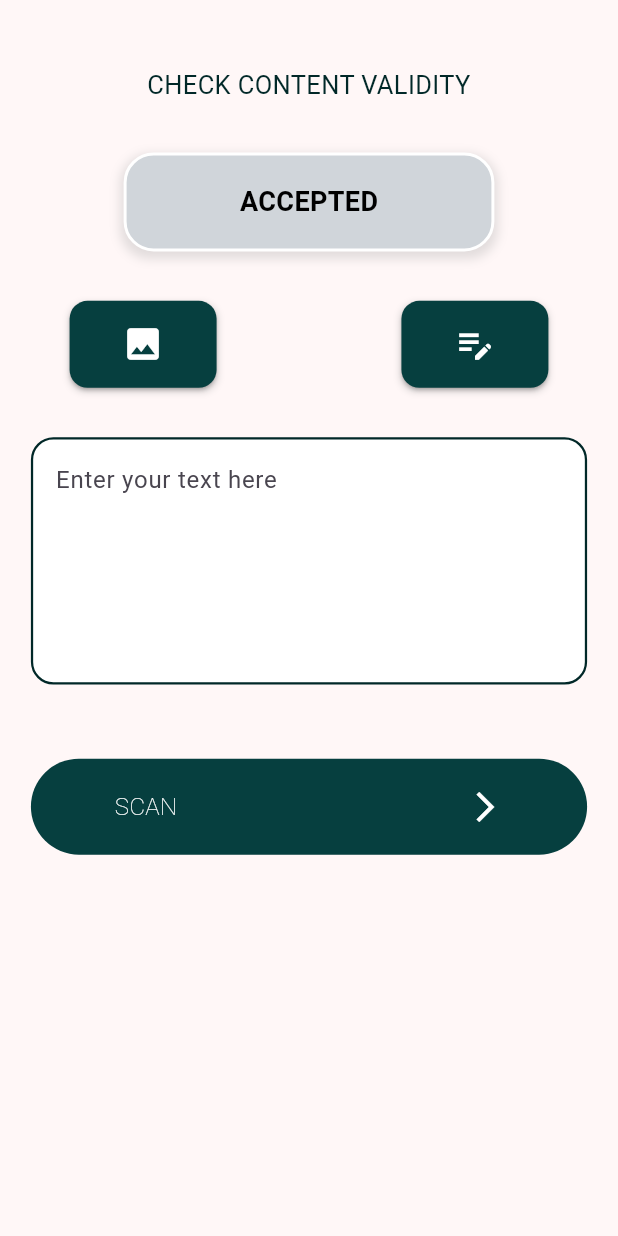
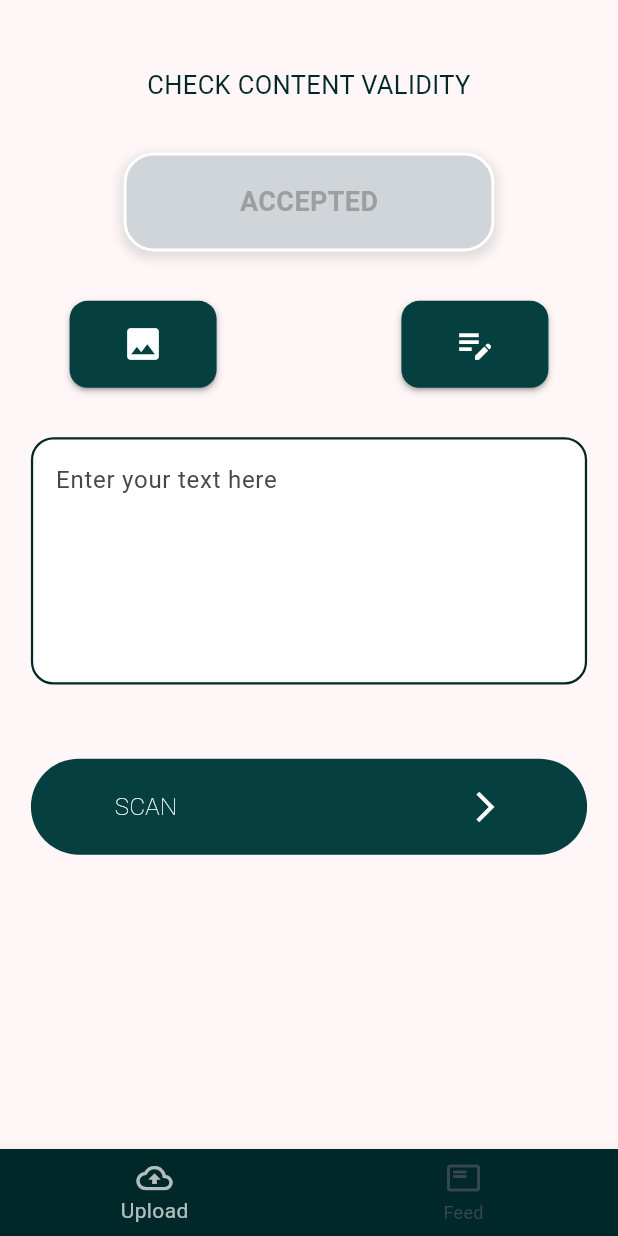
Before and after one commit to sabsar42/content_safeguard, a Flutter app: the screen it shows after launch, after a tap on "CONTINUE", on a phone screen of 412 x 824 dp. Run offline on Flutter 3.47's test engine with Material 3 defaults, Android fonts, the phone set to English and light mode, and no system bars; our stand-ins replace get, image_picker.

Commit message:
Unsafe Image Detector Api Added

```diff
--- a/lib/app.dart
+++ b/lib/app.dart
@@ -1,6 +1,7 @@
 import 'package:flutter/cupertino.dart';
 import 'package:flutter/material.dart';
-
+import 'package:get/get.dart';
+import 'app/controllers/text_controller.dart';
 import 'app/screens/splash_screen.dart';
 
 class ContentSafeguard extends StatelessWidget {
@@ -9,7 +10,7 @@ class ContentSafeguard extends StatelessWidget {
 
   @override
   Widget build(BuildContext context) {
-    return MaterialApp(
+    return GetMaterialApp(
       title: 'Content Safe Guard',
       debugShowCheckedModeBanner: false,
       color: Colors.black87,
@@ -17,6 +18,9 @@ class ContentSafeguard extends StatelessWidget {
         useMaterial3: true,
       ),
       home: const SplashScreen(),
+      initialBinding: BindingsBuilder(() {
+        Get.put(TextController());
+      }),
     );
   }
 }
--- /dev/null
+++ b/lib/app/controllers/text_controller.dart
@@ -0,0 +1,15 @@
+import 'package:get/get.dart';
+
+class TextController extends GetxController {
+  var texts = <String>[].obs;
+
+  void addText(String text) {
+    if (text.isNotEmpty) {
+      texts.add(text);
+      update();
+    }
+  }
+
+
+  List<String> get allTexts => texts.toList();
+}
--- /dev/null
+++ b/lib/app/models/hate_speech_response_model.dart
@@ -0,0 +1,12 @@
+
+class HateSpeechResponse {
+  final String label;
+
+  HateSpeechResponse({required this.label});
+
+  factory HateSpeechResponse.fromJson(Map<String, dynamic> json) {
+    return HateSpeechResponse(
+      label: json['label']?.toLowerCase() ?? 'unknown',
+    );
+  }
+}
--- /dev/null
+++ b/lib/app/screens/bottom_nav_screen.dart
@@ -0,0 +1,56 @@
+import 'package:content_safeguard/app/screens/upload_screen.dart';
+import 'package:flutter/material.dart';
+
+import 'feed_screen.dart';
+
+class BottomNavScreen extends StatefulWidget {
+  const BottomNavScreen({super.key});
+
+  @override
+  State<BottomNavScreen> createState() => _BottomNavScreenState();
+}
+
+class _BottomNavScreenState extends State<BottomNavScreen> {
+  int _selectedIndex = 0;
+
+  final List<Widget> _screens = [
+    UploadScreen(),
+    FeedScreen(),
+  ];
+
+  @override
+  Widget build(BuildContext context) {
+    return Scaffold(
+      body: _screens[_selectedIndex],
+      bottomNavigationBar: Container(
+        decoration: const BoxDecoration(
+          border: Border(
+            top: BorderSide(
+              color: Colors.transparent,
+              width: 0,
+            ),
+          ),
+        ),
+        child: BottomNavigationBar(
+          backgroundColor: const Color.fromARGB(255, 1, 40, 40),
+          elevation: 8,
+          currentIndex: _selectedIndex,
+          onTap: (index) {
+            setState(() {
+              _selectedIndex = index;
+            });
+          },
+          selectedItemColor: Colors.white70,
+          unselectedItemColor: Colors.blueGrey[800],
+          showUnselectedLabels: true,
+          items: const [
+            BottomNavigationBarItem(
+                icon: Icon(Icons.cloud_upload_outlined), label: 'Upload'),
+            BottomNavigationBarItem(
+                icon: Icon(Icons.featured_play_list_outlined), label: 'Feed'),
+          ],
+        ),
+      ),
+    );
+  }
+}
--- a/lib/app/screens/splash_screen.dart
+++ b/lib/app/screens/splash_screen.dart
@@ -1,7 +1,8 @@
-import 'package:content_safeguard/app/screens/upload_screen.dart';
 import 'package:content_safeguard/app/widgets/button_widget.dart';
 import 'package:flutter/cupertino.dart';
 import 'package:flutter/material.dart';
+
+import 'bottom_nav_screen.dart';
 
 class SplashScreen extends StatefulWidget {
   const SplashScreen({super.key});
@@ -12,13 +13,16 @@ class SplashScreen extends StatefulWidget {
 class _SplashScreenState extends State<SplashScreen> {
   @override
   Widget build(BuildContext context) {
+    final screenSize = MediaQuery.of(context).size;
     return Scaffold(
       backgroundColor: const Color.fromARGB(255, 1, 40, 40),
       body: Padding(
-          padding: const EdgeInsets.symmetric(horizontal: 70, vertical: 70),
+          padding: EdgeInsets.symmetric(
+            horizontal: screenSize.width * 0.06,
+            vertical: screenSize.height * 0.04,
+          ),
         child: Column(
           mainAxisAlignment: MainAxisAlignment.center,
-          // crossAxisAlignment: CrossAxisAlignment.center,
           children: [
             const SizedBox(height: 25,),
             const Text(
@@ -29,14 +33,14 @@ class _SplashScreenState extends State<SplashScreen> {
                 fontWeight: FontWeight.w200,
               ),
             ),
-            const SizedBox(height: 100),
+            SizedBox(height: screenSize.height * 0.02),
             Padding(
               padding: const EdgeInsets.fromLTRB(10,20,30,40),
               child: Image.asset('assets/images/digital-marketing.png'),
             ),
-            const SizedBox(height: 100),
+            SizedBox(height: screenSize.height * 0.02),
             ButtonWidget(title: 'CONTINUE', onTap: () {
-              Navigator.push(context, MaterialPageRoute(builder: (context)=> UploadScreen()
+              Navigator.push(context, MaterialPageRoute(builder: (context)=> BottomNavScreen()
               )
               );
             },
--- a/lib/app/screens/upload_screen.dart
+++ b/lib/app/screens/upload_screen.dart
@@ -1,8 +1,16 @@
-import 'dart:ui';
+import 'dart:io';
 import 'package:flutter/material.dart';
+import 'package:get/get.dart';
+import '../controllers/text_controller.dart';
+import '../models/hate_speech_response_model.dart';
 import '../services/api_services.dart';
 import '../widgets/action_button_widget.dart';
 import '../widgets/button_widget.dart';
+import '../widgets/result_show_widget.dart';
+import '../widgets/text_input_widget.dart';
+import '../widgets/upload_file_widget.dart';
+import '../utils/constants.dart';
+import 'package:image_picker/image_picker.dart';
 
 class UploadScreen extends StatefulWidget {
   const UploadScreen({super.key});
@@ -15,8 +23,39 @@ class _UploadScreenState extends State<UploadScreen> {
   final ApiService _apiService = ApiService();
   final TextEditingController _textController = TextEditingController();
   bool isUploadMode = false;
-  bool isLoading = false; // Loading state
+  bool isLoading = false;
   String _resultText = 'ACCEPTED';
+  Color _resultColor = Colors.grey;
+  bool showUploadButton = false;
+  XFile? _selectedImageFile;
+
+  void _updateResult(String label) {
+    setState(() {
+      _resultText = label.replaceAll('-', ' ').toUpperCase();
+      _resultColor = labelColorMap[label] ?? Colors.grey;
+      showUploadButton = label == 'non-hate' || label == 'non-offensive';
+    });
+  }
+
+  void _onImageSelected(XFile image) async {
+    setState(() {
+      _selectedImageFile = image;
+    });
+
+    try {
+
+      final classificationResult = await _apiService.classifyImage(image);
+
+
+      if (classificationResult.containsKey('label')) {
+        _updateResult(classificationResult['label']);
+      } else {
+        _updateResult('unknown');
+      }
+    } catch (e) {
+      print('Error during image classification: $e');
+    }
+  }
 
   @override
   Widget build(BuildContext context) {
@@ -41,157 +80,91 @@ class _UploadScreenState extends State<UploadScreen> {
                   style: TextStyle(
                     fontSize: 17,
                     fontWeight: FontWeight.w400,
-                    color: const Color.fromARGB(255, 1, 40, 40),
+                    color: Color.fromARGB(255, 1, 40, 40),
                   ),
                   textAlign: TextAlign.center,
                 ),
                 SizedBox(height: screenSize.height * 0.04),
-
                 Center(
-                  child: Container(
-                    width: screenSize.width * 0.6,
-                    height: screenSize.height * 0.08,
-                    decoration: BoxDecoration(
-                      borderRadius: BorderRadius.circular(20),
-                      color: const Color.fromARGB(255, 208, 213, 218),
-                      border: Border.all(
-                        color: Colors.white,
-                        width: 2,
-                      ),
-                      boxShadow: [
-                        BoxShadow(
-                          color: _resultText == 'ACCEPTED' ? Colors.grey.withOpacity(0.3) : Colors.red,
-                          spreadRadius: 2,
-                          blurRadius: 5,
-                          offset: const Offset(0, 3),
-                        ),
-                      ],
-                    ),
-                    child: Center(
-                      child: Text(
-                        _resultText,
-                        style: const TextStyle(
-                          fontSize: 18,
-                          fontWeight: FontWeight.w600,
-                          color: Colors.black,
-                        ),
-                      ),
-                    ),
+                  child: ResultShowWidget(
+                    resultText: _resultText,
+                    resultColor: _resultColor,
                   ),
                 ),
-
                 SizedBox(height: screenSize.height * 0.04),
                 Row(
                   mainAxisAlignment: MainAxisAlignment.spaceAround,
                   children: [
                     ActionButtonWidget(
                       icon: Icons.photo,
+                      onPressed: () => setState(() => isUploadMode = true),
+                    ),
+                    const SizedBox(width: 20),
+                    ActionButtonWidget(
+                      icon: Icons.edit_note,
+                      onPressed: () => setState(() => isUploadMode = false),
+                    ),
+                  ],
+                ),
+                SizedBox(height: screenSize.height * 0.04),
+                isUploadMode
+                    ? UploadFileWidget(
+                  onFileSelected: _onImageSelected,
+                )
+                    : TextInputWidget(
+                  textController: _textController,
+                  isLoading: isLoading,
+                ),
+                SizedBox(height: screenSize.height * 0.06),
+                showUploadButton
+                    ? Row(
+                  mainAxisAlignment: MainAxisAlignment.spaceAround,
+                  children: [
+                    ActionButtonWidget(
+                      icon: Icons.upload,
                       onPressed: () {
-                        setState(() {
-                          isUploadMode = true;
-                        });
+                        String inputText = _textController.text.trim();
+                        _uploadContent(inputText, context);
                       },
                     ),
                     const SizedBox(width: 20),
                     ActionButtonWidget(
-                      icon: Icons.edit_note,
-                      onPressed: () {
-                        setState(() {
-                          isUploadMode = false;
-                        });
-                      },
-                    )
+                      icon: Icons.cancel_rounded,
+                      onPressed: () =>
+                          setState(() => showUploadButton = false),
+                    ),
                   ],
-                ),
-
-                SizedBox(height: screenSize.height * 0.04),
-                isUploadMode
-                    ? Container(
-                  height: screenSize.height * 0.2,
-                  decoration: BoxDecoration(
-                    borderRadius: BorderRadius.circular(15),
-                    border: Border.all(
-                      color: const Color.fromARGB(255, 1, 40, 40),
-                      width: 1.5,
-                    ),
-                    color: Colors.white,
-                  ),
-                  child: Center(
-                    child: ElevatedButton(
-                      onPressed: () {},
-                      child: const Text('Upload Files'),
-                    ),
-                  ),
                 )
-                    : Container(
-                  height: screenSize.height * 0.2,
-                  decoration: BoxDecoration(
-                    borderRadius: BorderRadius.circular(15),
-                    border: Border.all(
-                      color: const Color.fromARGB(255, 1, 40, 40),
-                      width: 1.5,
-                    ),
-                    color: Colors.white,
-                  ),
-                  child: Stack(
-                    children: [
-                      // Blurring the text input section when loading
-                      if (isLoading)
-                        BackdropFilter(
-                          filter: ImageFilter.blur(sigmaX: 1.0, sigmaY: 1.0),
-                          child: Container(
-                            color: Colors.teal.withOpacity(0.1),
-                          ),
-                        ),
-                      TextFormField(
-                        controller: _textController,
-                        expands: true,
-                        maxLines: null,
-                        minLines: null,
-                        decoration: InputDecoration(
-                          hintText: 'Enter your text here',
-                          contentPadding: EdgeInsets.all(15),
-                          border: InputBorder.none,
-                        ),
-                        style: TextStyle(fontSize: 16),
-                      ),
-                      if (isLoading) // Show loading indicator
-                        Center(
-                          child: CircularProgressIndicator(
-                            color: Colors.teal,
-                          ),
-                        ),
-                    ],
-                  ),
-                ),
-
-                SizedBox(height: screenSize.height * 0.06),
-
-                ButtonWidget(
+                    : ButtonWidget(
                   title: 'SCAN',
                   onTap: () async {
-                    String inputText = _textController.text.trim();
-                    if (inputText.isNotEmpty) {
-                      setState(() {
-                        isLoading = true; // Start loading
-                      });
-
+                    if (_selectedImageFile != null) {
+                      setState(() => isLoading = true);
                       try {
-                        final response = await _apiService.detectHateSpeech(inputText);
-                        setState(() {
-                          _resultText = response['label'] ;
-                        });
+                        final classificationResult =
+                        await _apiService.classifyImage(_selectedImageFile!);
+                        _updateResult(classificationResult['label']);
                       } catch (e) {
                         print('Error: $e');
                       } finally {
-                        setState(() {
-                          isLoading = false; // Stop loading
-                        });
+                        setState(() => isLoading = false);
                       }
                     } else {
-                      setState(() {
-                        _resultText = 'No Entries';
-                      });
+                      String inputText = _textController.text.trim();
+                      if (inputText.isNotEmpty) {
+                        setState(() => isLoading = true);
+                        try {
+                          HateSpeechResponse response =
+                          await _apiService.detectHateSpeech(inputText);
+                          _updateResult(response.label);
+                        } catch (e) {
+                          print('Error: $e');
+                        } finally {
+                          setState(() => isLoading = false);
+                        }
+                      } else {
+                        _updateResult('unknown');
+                      }
                     }
                   },
                   color: const Color.fromARGB(255, 6, 63, 63),
@@ -203,4 +176,21 @@ class _UploadScreenState extends State<UploadScreen> {
       ),
     );
   }
+
+  void _uploadContent(String text, BuildContext context) {
+    final textController = Get.find<TextController>();
+    if (text.isNotEmpty) {
+      textController.addText(text);
+      ScaffoldMessenger.of(context).showSnackBar(
+        const SnackBar(
+          content: Text('Uploaded'),
+          backgroundColor: Colors.green,
+        ),
+      );
+    } else {
+      ScaffoldMessenger.of(context).showSnackBar(
+        const SnackBar(content: Text('No Text in the box')),
+      );
+    }
+  }
 }
--- /dev/null
+++ b/lib/app/utils/constants.dart
@@ -0,0 +1,12 @@
+import 'package:flutter/material.dart';
+
+const labelColorMap = {
+  'offensive': Colors.red,
+  'non-offensive': Colors.green,
+  'hate': Colors.redAccent,
+  'non-hate': Colors.greenAccent,
+  'SAFE': Colors.greenAccent,
+  'QUESTIONABLE': Colors.orange,
+  'UNSAFE': Colors.red,
+  'unknown': Colors.grey,
+};
--- a/lib/app/widgets/action_button_widget.dart
+++ b/lib/app/widgets/action_button_widget.dart
@@ -37,7 +37,7 @@ class ActionButtonWidget extends StatelessWidget {
             vertical: 15,
           ),
         ),
-        child: Icon(icon, size: 28),
+        child: Icon(icon, size: 28, semanticLabel: 'aaa',),
       ),
     );
   }
--- a/lib/app/widgets/button_widget.dart
+++ b/lib/app/widgets/button_widget.dart
@@ -11,8 +11,8 @@ class ButtonWidget extends StatelessWidget {
   Widget build(BuildContext context) {
     return InkWell(
       borderRadius: BorderRadius.circular(40),
-      splashColor: Colors.blue.withOpacity(0.5), // Customize splash color
-      highlightColor: Colors.blue.withOpacity(0.3), // Customize highlight color
+      splashColor: Colors.blue.withOpacity(0.5),
+      highlightColor: Colors.blue.withOpacity(0.3),
       onTap: onTap,
       child: Container(
         padding: EdgeInsets.all(20),
--- /dev/null
+++ b/lib/app/widgets/result_show_widget.dart
@@ -0,0 +1,47 @@
+
+import 'package:flutter/material.dart';
+
+class ResultShowWidget extends StatelessWidget {
+  final String resultText;
+  final Color resultColor;
+
+  const ResultShowWidget({
+    Key? key,
+    required this.resultText,
+    required this.resultColor,
+  }) : super(key: key);
+
+  @override
+  Widget build(BuildContext context) {
+    return Container(
+      width: MediaQuery.of(context).size.width * 0.6,
+      height: MediaQuery.of(context).size.height * 0.08,
+      decoration: BoxDecoration(
+        borderRadius: BorderRadius.circular(20),
+        color: const Color.fromARGB(255, 208, 213, 218),
+        border: Border.all(
+          color: Colors.white,
+          width: 2,
+        ),
+        boxShadow: [
+          BoxShadow(
+            color: resultColor.withOpacity(0.3),
+            spreadRadius: 2,
+            blurRadius: 5,
+            offset: const Offset(0, 3),
+          ),
+        ],
+      ),
+      child: Center(
+        child: Text(
+          resultText,
+          style: TextStyle(
+            fontSize: 18,
+            fontWeight: FontWeight.w600,
+            color: resultColor,
+          ),
+        ),
+      ),
+    );
+  }
+}
--- /dev/null
+++ b/lib/app/widgets/text_input_widget.dart
@@ -0,0 +1,57 @@
+import 'dart:ui';
+import 'package:flutter/material.dart';
+
+class TextInputWidget extends StatelessWidget {
+  final TextEditingController textController;
+  final bool isLoading;
+
+  const TextInputWidget({
+    Key? key,
+    required this.textController,
+    required this.isLoading,
+  }) : super(key: key);
+
+  @override
+  Widget build(BuildContext context) {
+    return Container(
+      height: MediaQuery.of(context).size.height * 0.2,
+      decoration: BoxDecoration(
+        borderRadius: BorderRadius.circular(15),
+        border: Border.all(
+          color: const Color.fromARGB(255, 1, 40, 40),
+          width: 1.5,
+        ),
+        color: Colors.white,
+      ),
+      child: Stack(
+        children: [
+          if (isLoading)
+            BackdropFilter(
+              filter: ImageFilter.blur(sigmaX: 1.0, sigmaY: 1.0),
+              child: Container(
+                color: Colors.teal.withOpacity(0.1),
+              ),
+            ),
+          TextFormField(
+            controller: textController,
+            expands: true,
+            maxLines: null,
+            minLines: null,
+            decoration: const InputDecoration(
+              hintText: 'Enter your text here',
+              contentPadding: EdgeInsets.all(15),
+              border: InputBorder.none,
+            ),
+            style: const TextStyle(fontSize: 16),
+          ),
+          if (isLoading)
+            const Center(
+              child: CircularProgressIndicator(
+                color: Colors.teal,
+              ),
+            ),
+        ],
+      ),
+    );
+  }
+}
--- a/lib/main.dart
+++ b/lib/main.dart
@@ -3,6 +3,7 @@ import 'package:flutter/material.dart';
 import 'app.dart';
 
 void main() {
+  WidgetsFlutterBinding.ensureInitialized();
   runApp(
       const ContentSafeguard()
   );
--- a/pubspec.yaml
+++ b/pubspec.yaml
@@ -24,6 +24,9 @@ dependencies:
   # Use with the CupertinoIcons class for iOS style icons.
   cupertino_icons: ^1.0.8
   http: ^1.2.2
+  get: ^4.6.6
+  file_picker: ^8.1.3
+  image_picker: ^1.1.2
 
 dev_dependencies:
   flutter_test:
```
Also changed, not shown: lib/app/screens/feed_screen.dart (added, +39 -0 lines), lib/app/services/api_services.dart (+44 -8 lines), lib/app/widgets/upload_file_widget.dart (added, +51 -0 lines), pubspec.lock, 1 other file.
